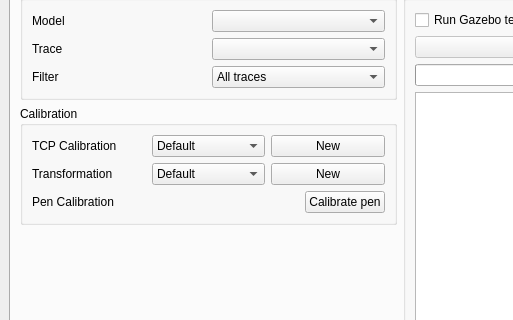
Old version of the form ui/main.ui in the repository Toys-R-Us-Rex/Duckify; both pictures show x 0 to 513 and y 82 to 402 of the 800 by 600 pixel window.
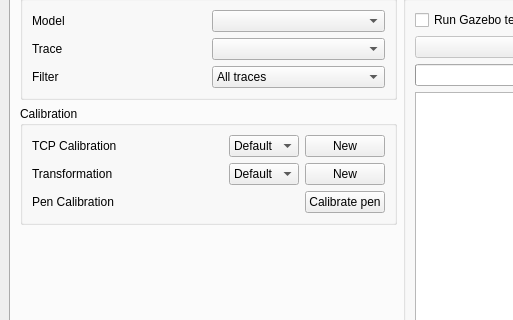
New version of the form. The open tabs and pages were chosen to show the change.

Commit message: feat(ui): implement pass traces to robot button

```diff
--- a/ui/main.ui
+++ b/ui/main.ui
@@ -593,6 +593,19 @@
                  </property>
                 </widget>
                </item>
+               <item>
+                <spacer name="horizontalSpacer_2">
+                 <property name="orientation">
+                  <enum>Qt::Horizontal</enum>
+                 </property>
+                 <property name="sizeHint" stdset="0">
+                  <size>
+                   <width>40</width>
+                   <height>20</height>
+                  </size>
+                 </property>
+                </spacer>
+               </item>
                <item>
                 <widget class="QComboBox" name="robotTCPCalibration">
                  <item>
@@ -620,6 +633,19 @@
                  </property>
                 </widget>
                </item>
+               <item>
+                <spacer name="horizontalSpacer_3">
+                 <property name="orientation">
+                  <enum>Qt::Horizontal</enum>
+                 </property>
+                 <property name="sizeHint" stdset="0">
+                  <size>
+                   <width>40</width>
+                   <height>20</height>
+                  </size>
+                 </property>
+                </spacer>
+               </item>
                <item>
                 <widget class="QComboBox" name="robotTransformation">
                  <item>
```
The commit also changes 1 other file.
